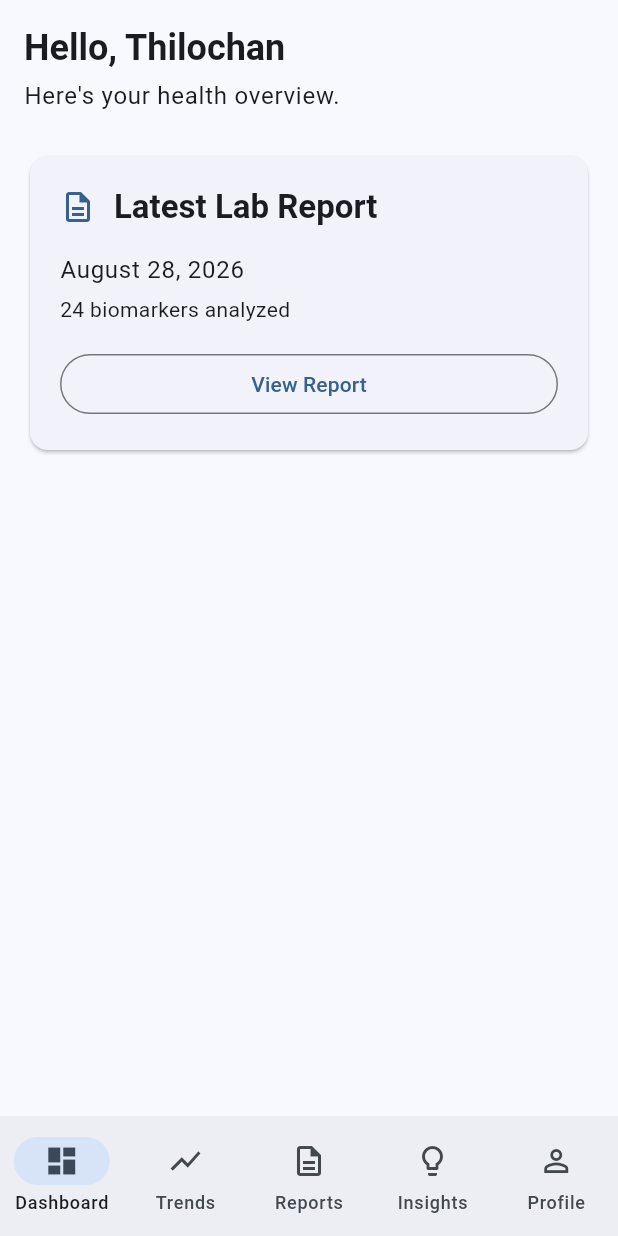
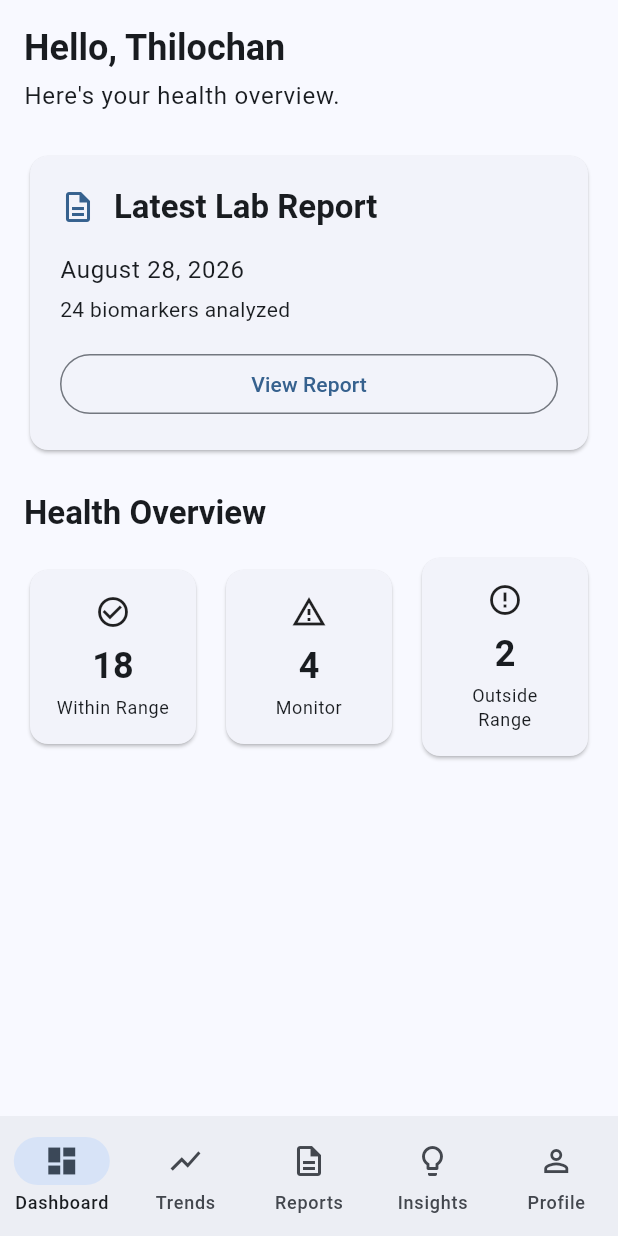
Before and after one commit to t-pathmanathan/Bloodlytics, a Flutter app: the screen it shows after launch, on a phone screen of 412 x 824 dp. Run offline on Flutter 3.47's test engine with Material 3 defaults, Android fonts, the phone set to English and light mode, and no system bars.

Commit message:
feat: add dashboard health summary card

```diff
--- a/lib/features/dashboard/presentation/dashboard_screen.dart
+++ b/lib/features/dashboard/presentation/dashboard_screen.dart
@@ -2,6 +2,7 @@ import 'package:flutter/material.dart';
 
 import '../widgets/greetings_header.dart';
 import '../widgets/latest_report_card.dart';
+import '../widgets/health_summary_card.dart';
 
 class DashboardScreen extends StatelessWidget {
   const DashboardScreen({super.key});
@@ -22,8 +23,8 @@ class DashboardScreen extends StatelessWidget {
                 LatestReportCard(),
                 SizedBox(height: 24),
 
-                // HealthSummaryCard(),
-                // SizedBox(height: 24),
+                HealthSummaryCard(),
+                SizedBox(height: 24),
 
                 // KeyBiomarkersSection(),
                 // SizedBox(height: 24),
--- /dev/null
+++ b/lib/features/dashboard/widgets/health_summary_card.dart
@@ -0,0 +1,87 @@
+import 'package:flutter/material.dart';
+
+class HealthSummaryCard extends StatelessWidget {
+  const HealthSummaryCard({super.key});
+
+  @override
+  Widget build(BuildContext context) {
+    return Column(
+      crossAxisAlignment: CrossAxisAlignment.start,
+      children: [
+        Text(
+          'Health Overview',
+          style: Theme.of(
+            context,
+          ).textTheme.titleLarge?.copyWith(fontWeight: FontWeight.bold),
+        ),
+        const SizedBox(height: 12),
+        Row(
+          children: [
+            Expanded(
+              child: _SummaryItem(
+                value: '18',
+                label: 'Within Range',
+                icon: Icons.check_circle_outline,
+              ),
+            ),
+            const SizedBox(width: 12),
+            Expanded(
+              child: _SummaryItem(
+                value: '4',
+                label: 'Monitor',
+                icon: Icons.warning_amber_outlined,
+              ),
+            ),
+            const SizedBox(width: 12),
+            Expanded(
+              child: _SummaryItem(
+                value: '2',
+                label: 'Outside Range',
+                icon: Icons.error_outline,
+              ),
+            ),
+          ],
+        ),
+      ],
+    );
+  }
+}
+
+class _SummaryItem extends StatelessWidget {
+  const _SummaryItem({
+    required this.value,
+    required this.label,
+    required this.icon,
+  });
+
+  final String value;
+  final String label;
+  final IconData icon;
+
+  @override
+  Widget build(BuildContext context) {
+    return Card(
+      child: Padding(
+        padding: const EdgeInsets.all(16),
+        child: Column(
+          children: [
+            Icon(icon),
+            const SizedBox(height: 8),
+            Text(
+              value,
+              style: Theme.of(
+                context,
+              ).textTheme.headlineSmall?.copyWith(fontWeight: FontWeight.bold),
+            ),
+            const SizedBox(height: 4),
+            Text(
+              label,
+              textAlign: TextAlign.center,
+              style: Theme.of(context).textTheme.bodySmall,
+            ),
+          ],
+        ),
+      ),
+    );
+  }
+}
```
Also changed, not shown: 4 other files.
